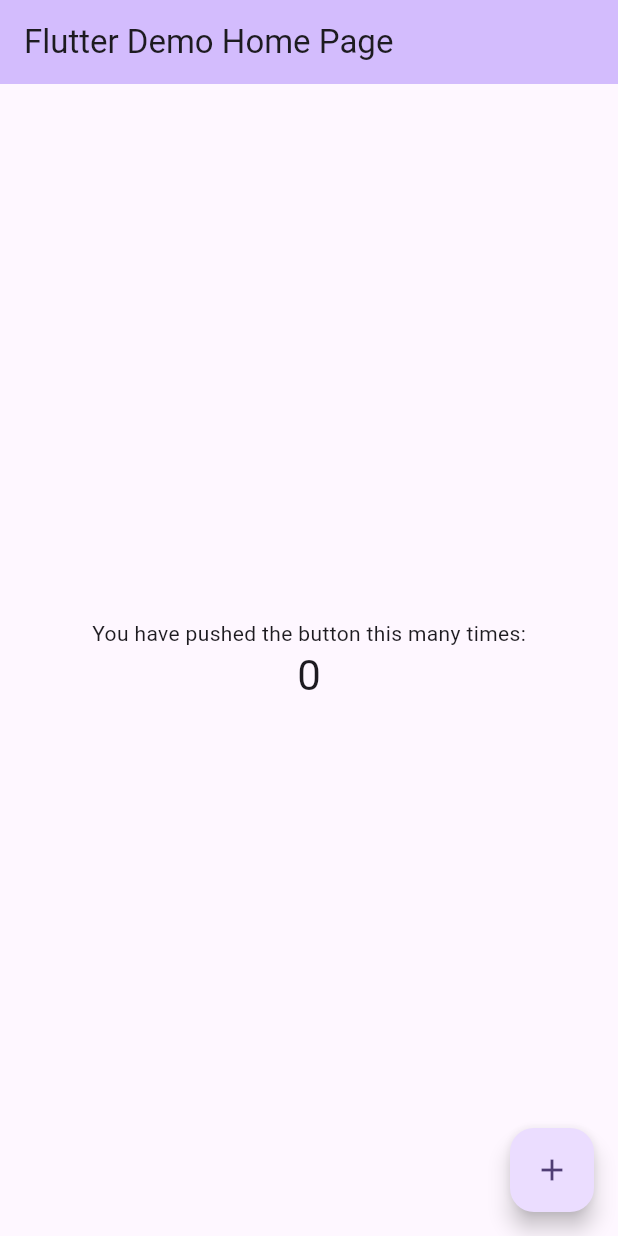
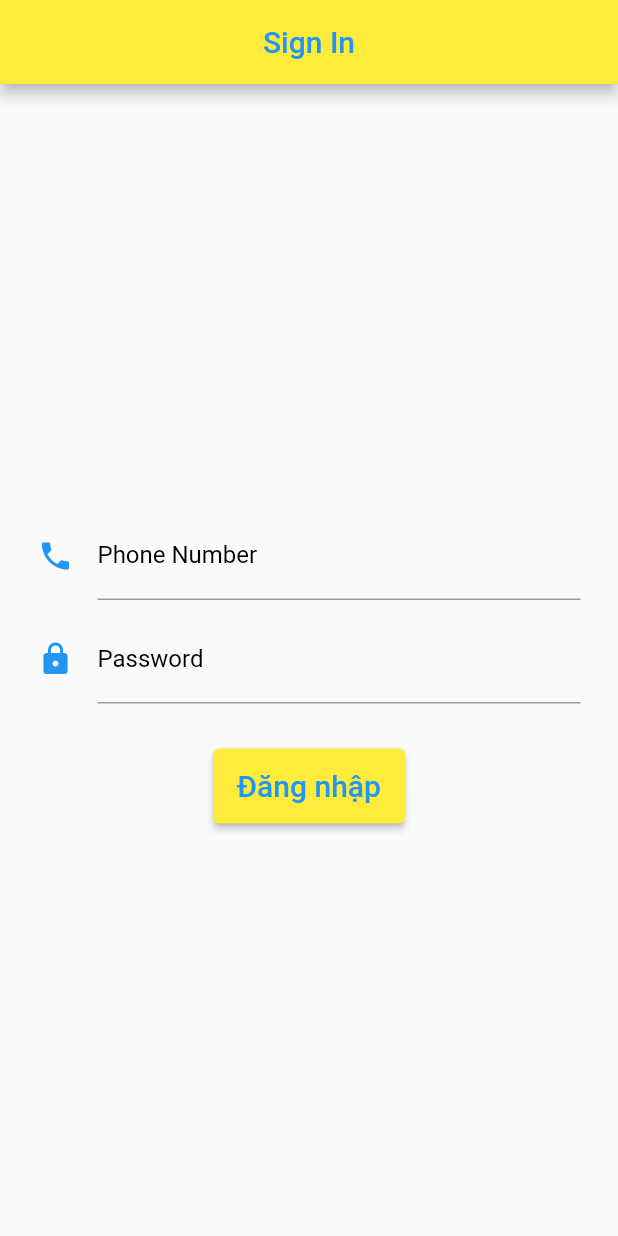
Before and after one commit to TKhawns/Bookstore_Mobile, a Flutter app: the screen it shows after launch, on a phone screen of 412 x 824 dp. Run offline on Flutter 3.47's test engine with Material 2 defaults, Android fonts, the light colour scheme and no system bars; our stand-ins replace device_preview.

Commit message:
add basic sign in UI

```diff
--- /dev/null
+++ b/lib/base/base_widget.dart
@@ -0,0 +1,32 @@
+import 'package:flutter/material.dart';
+import 'package:provider/provider.dart';
+
+import '../module/signin/sign_page.dart';
+
+class PageContainer extends StatelessWidget {
+  final String title;
+  final Widget child;
+
+  PageContainer({required this.title, required this.child});
+
+  @override
+  Widget build(BuildContext context) {
+    return MultiProvider(
+      providers: [
+        Provider<SignInPage>(
+          create: (_) => SignInPage(),
+        )
+      ],
+      child: Scaffold(
+        appBar: AppBar(
+          centerTitle: true,
+          title: Text(
+            title,
+            style: TextStyle(color: Colors.blue),
+          ),
+        ),
+        body: child,
+      ),
+    );
+  }
+}
--- a/lib/main.dart
+++ b/lib/main.dart
@@ -1,3 +1,4 @@
+import 'package:bookstore_mobile/module/signin/sign_page.dart';
 import 'package:flutter/material.dart';
 import 'package:device_preview/device_preview.dart';
 
@@ -7,120 +8,14 @@ void main() {
 
 class MyApp extends StatelessWidget {
   const MyApp({super.key});
-
-  // This widget is the root of your application.
   @override
   Widget build(BuildContext context) {
     return MaterialApp(
-      title: 'Flutter Demo',
+      title: 'Book Store',
       theme: ThemeData(
-        // This is the theme of your application.
-        //
-        // TRY THIS: Try running your application with "flutter run". You'll see
-        // the application has a blue toolbar. Then, without quitting the app,
-        // try changing the seedColor in the colorScheme below to Colors.green
-        // and then invoke "hot reload" (save your changes or press the "hot
-        // reload" button in a Flutter-supported IDE, or press "r" if you used
-        // the command line to start the app).
-        //
-        // Notice that the counter didn't reset back to zero; the application
-        // state is not lost during the reload. To reset the state, use hot
-        // restart instead.
-        //
-        // This works for code too, not just values: Most code changes can be
-        // tested with just a hot reload.
-        colorScheme: ColorScheme.fromSeed(seedColor: Colors.deepPurple),
-        useMaterial3: true,
+        primarySwatch: Colors.yellow,
       ),
-      home: const MyHomePage(title: 'Flutter Demo Home Page'),
+      home: SignInPage(),
     );
   }
 }
-
-class MyHomePage extends StatefulWidget {
-  const MyHomePage({super.key, required this.title});
-
-  // This widget is the home page of your application. It is stateful, meaning
-  // that it has a State object (defined below) that contains fields that affect
-  // how it looks.
-
-  // This class is the configuration for the state. It holds the values (in this
-  // case the title) provided by the parent (in this case the App widget) and
-  // used by the build method of the State. Fields in a Widget subclass are
-  // always marked "final".
-
-  final String title;
-
-  @override
-  State<MyHomePage> createState() => _MyHomePageState();
-}
-
-class _MyHomePageState extends State<MyHomePage> {
-  int _counter = 0;
-
-  void _incrementCounter() {
-    setState(() {
-      // This call to setState tells the Flutter framework that something has
-      // changed in this State, which causes it to rerun the build method below
-      // so that the display can reflect the updated values. If we changed
-      // _counter without calling setState(), then the build method would not be
-      // called again, and so nothing would appear to happen.
-      _counter++;
-    });
-  }
-
-  @override
-  Widget build(BuildContext context) {
-    // This method is rerun every time setState is called, for instance as done
-    // by the _incrementCounter method above.
-    //
-    // The Flutter framework has been optimized to make rerunning build methods
-    // fast, so that you can just rebuild anything that needs updating rather
-    // than having to individually change instances of widgets.
-    return Scaffold(
-      appBar: AppBar(
-        // TRY THIS: Try changing the color here to a specific color (to
-        // Colors.amber, perhaps?) and trigger a hot reload to see the AppBar
-        // change color while the other colors stay the same.
-        backgroundColor: Theme.of(context).colorScheme.inversePrimary,
-        // Here we take the value from the MyHomePage object that was created by
-        // the App.build method, and use it to set our appbar title.
-        title: Text(widget.title),
-      ),
-      body: Center(
-        // Center is a layout widget. It takes a single child and positions it
-        // in the middle of the parent.
-        child: Column(
-          // Column is also a layout widget. It takes a list of children and
-          // arranges them vertically. By default, it sizes itself to fit its
-          // children horizontally, and tries to be as tall as its parent.
-          //
-          // Column has various properties to control how it sizes itself and
-          // how it positions its children. Here we use mainAxisAlignment to
-          // center the children vertically; the main axis here is the vertical
-          // axis because Columns are vertical (the cross axis would be
-          // horizontal).
-          //
-          // TRY THIS: Invoke "debug painting" (choose the "Toggle Debug Paint"
-          // action in the IDE, or press "p" in the console), to see the
-          // wireframe for each widget.
-          mainAxisAlignment: MainAxisAlignment.center,
-          children: <Widget>[
-            const Text(
-              'You have pushed the button this many times:',
-            ),
-            Text(
-              '$_counter',
-              style: Theme.of(context).textTheme.headlineMedium,
-            ),
-          ],
-        ),
-      ),
-      floatingActionButton: FloatingActionButton(
-        onPressed: _incrementCounter,
-        tooltip: 'Increment',
-        child: const Icon(Icons.add),
-      ), // This trailing comma makes auto-formatting nicer for build methods.
-    );
-  }
-}
--- /dev/null
+++ b/lib/module/signin/sign_page.dart
@@ -0,0 +1,84 @@
+import 'package:bookstore_mobile/base/base_widget.dart';
+import 'package:flutter/material.dart';
+import 'package:provider/provider.dart';
+
+import '../../widget/normalbutton.dart';
+
+class SignInPage extends StatelessWidget {
+  const SignInPage({super.key});
+
+  @override
+  Widget build(BuildContext context) {
+    return PageContainer(title: "Sign In", child: SignInFormWidget());
+  }
+}
+
+class SignInFormWidget extends StatefulWidget {
+  const SignInFormWidget({super.key});
+
+  @override
+  State<SignInFormWidget> createState() => _SignInFormWidgetState();
+}
+
+class _SignInFormWidgetState extends State<SignInFormWidget> {
+  final TextEditingController _txtPhoneController = TextEditingController();
+  final TextEditingController _txtPassController = TextEditingController();
+
+  // code of check validate Sign in here
+
+  @override
+  Widget build(BuildContext context) {
+    return Container(
+      padding: EdgeInsets.all(25),
+      child: Column(
+        mainAxisAlignment: MainAxisAlignment.center,
+        children: <Widget>[
+          _buildPhoneField(),
+          _buildPassField(),
+          Container(
+            padding: EdgeInsets.only(top: 30),
+            child: NormalButton(
+              title: "Đăng nhập",
+              onPressed: () {},
+            ),
+          )
+        ],
+      ),
+    );
+  }
+
+  Widget _buildPhoneField() {
+    return Container(
+      padding: EdgeInsets.only(top: 10),
+      child: TextField(
+        controller: _txtPhoneController,
+        cursorColor: Colors.black,
+        keyboardType: TextInputType.phone,
+        decoration: InputDecoration(
+            icon: Icon(
+              Icons.phone,
+              color: Colors.blue,
+            ),
+            hintText: "(+84)382588919",
+            labelText: "Phone Number",
+            labelStyle: TextStyle(color: Colors.black)),
+      ),
+    );
+  }
+
+  Widget _buildPassField() {
+    return Container(
+      padding: EdgeInsets.only(top: 10),
+      child: TextField(
+        controller: _txtPassController,
+        obscureText: true,
+        cursorColor: Colors.black,
+        decoration: InputDecoration(
+            icon: Icon(Icons.lock, color: Colors.blue),
+            hintText: "Password",
+            labelText: "Password",
+            labelStyle: TextStyle(color: Colors.black)),
+      ),
+    );
+  }
+}
--- /dev/null
+++ b/lib/widget/normalbutton.dart
@@ -0,0 +1,27 @@
+import 'package:flutter/material.dart';
+
+class NormalButton extends StatelessWidget {
+  final String title;
+  final VoidCallback onPressed;
+
+  NormalButton({required this.title, required this.onPressed});
+
+  @override
+  Widget build(BuildContext context) {
+    return ButtonTheme(
+        minWidth: 200,
+        height: 45.0,
+        child: ElevatedButton(
+          onPressed: onPressed,
+          style: ElevatedButton.styleFrom(
+              minimumSize: Size(110, 50),
+              backgroundColor: Colors.yellow,
+              shape: RoundedRectangleBorder(
+                  borderRadius: new BorderRadius.circular(4.0))),
+          child: Text(
+            title,
+            style: TextStyle(fontSize: 20, color: Colors.blue),
+          ),
+        ));
+  }
+}
--- a/pubspec.yaml
+++ b/pubspec.yaml
@@ -40,6 +40,8 @@ dev_dependencies:
   device_preview: ^1.1.0
   flutter_test:
     sdk: flutter
+
+  provider: ^6.0.5
 
   # The "flutter_lints" package below contains a set of recommended lints to
   # encourage good coding practices. The lint set provided by the package is
```
Also changed, not shown: pubspec.lock.
